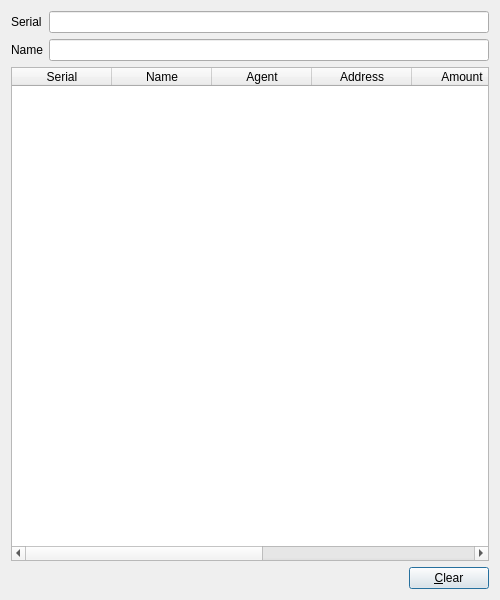
alanhaggai/Daily-Collection, file forms/DebtorDetailsDialog.ui: the form before one commit.
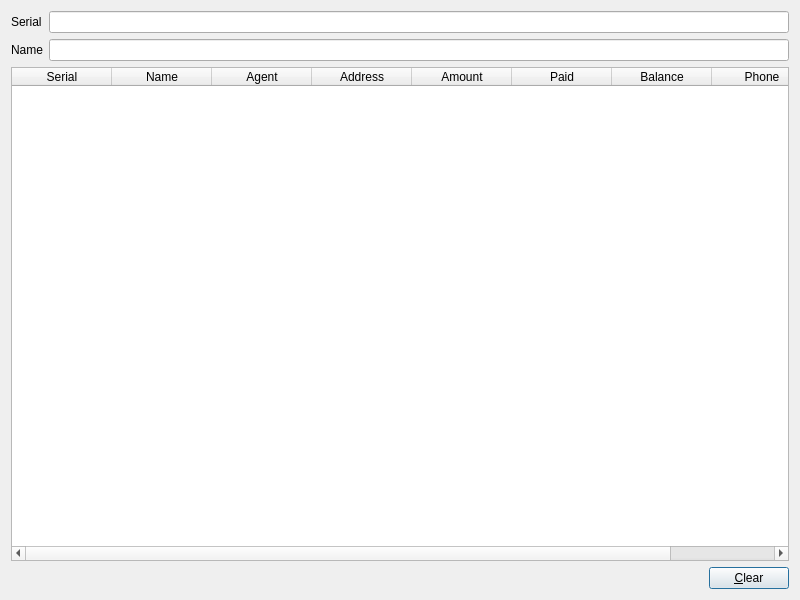
The form after the commit. Icons and pictures are not drawn.

```diff
--- a/forms/DebtorDetailsDialog.ui
+++ b/forms/DebtorDetailsDialog.ui
@@ -6,13 +6,13 @@
    <rect>
     <x>0</x>
     <y>0</y>
-    <width>500</width>
+    <width>800</width>
     <height>600</height>
    </rect>
   </property>
   <property name="minimumSize">
    <size>
-    <width>500</width>
+    <width>800</width>
     <height>600</height>
    </size>
   </property>
```
